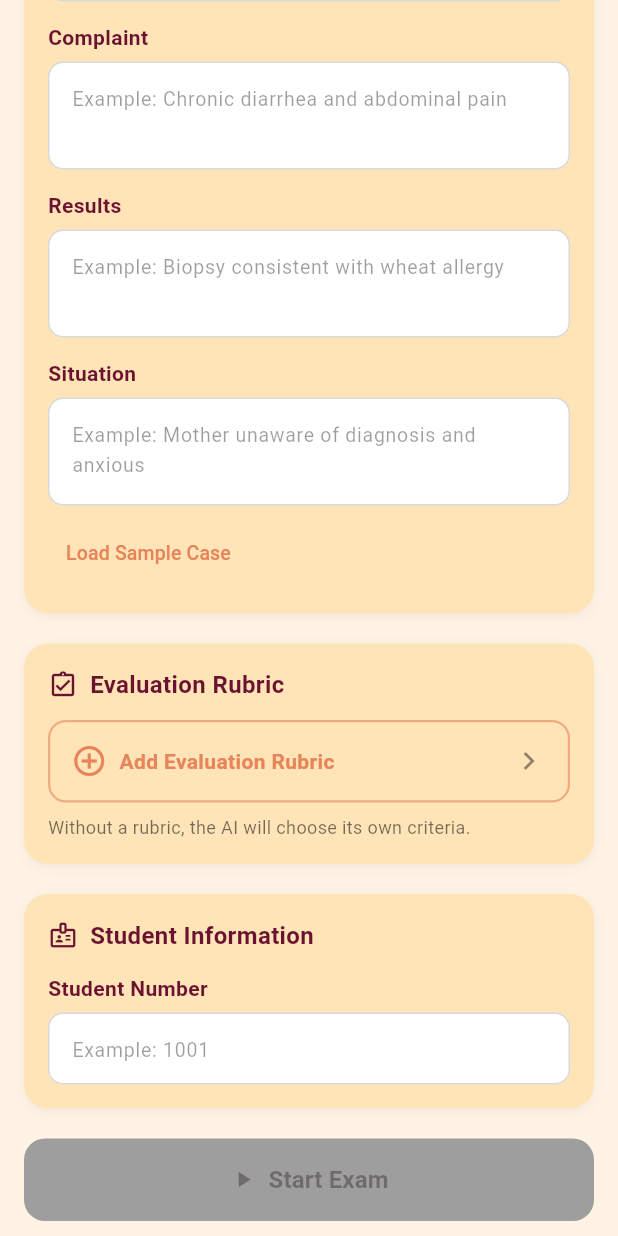
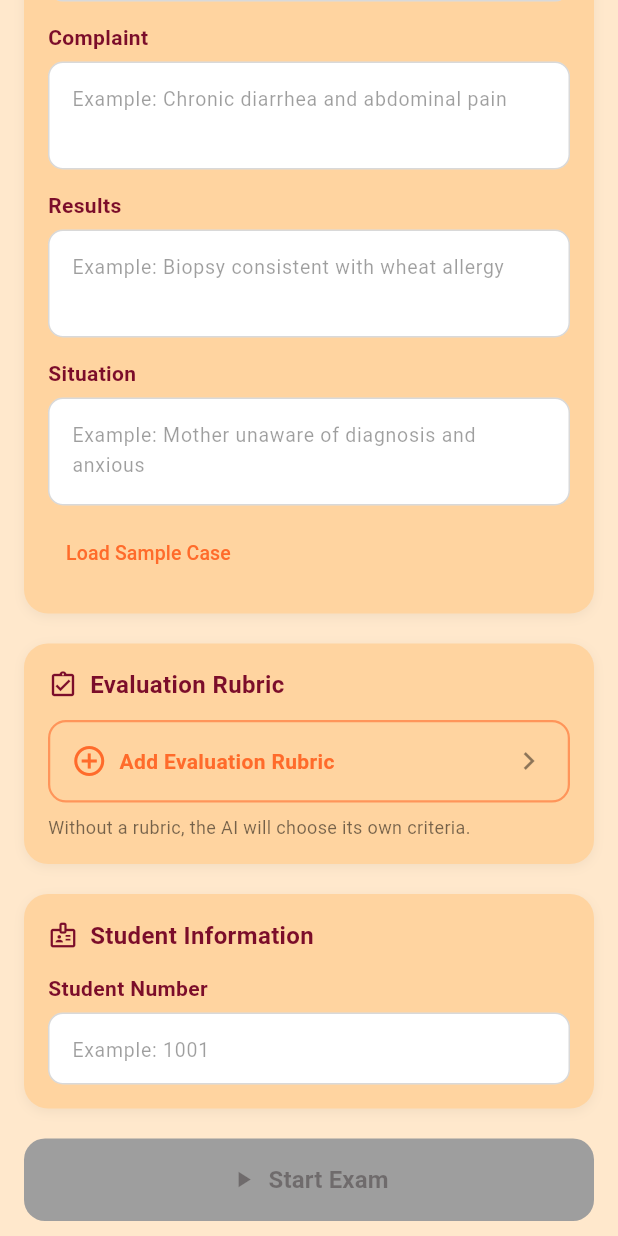
Before and after one commit to SadeemR/osce-flutter-app, a Flutter app: the screen it shows after launch, scrolled down 576 dp, on a phone screen of 412 x 824 dp. Run offline on Flutter 3.47's test engine with Material 3 defaults, Android fonts, the phone set to English and light mode, and no system bars; our stand-ins replace file_picker, google_fonts, share_plus, shared_preferences; missing offline and left inert: syncfusion_flutter_pdf; Roboto replaces fonts that are missing (Ibm Plex Sans Arabic).

Commit message:
fix: much more vivid and saturated color palette

```diff
--- a/lib/theme/app_theme.dart
+++ b/lib/theme/app_theme.dart
@@ -2,36 +2,36 @@ import 'package:flutter/material.dart';
 
 class AppColors {
   // اللوحة الأساسية
-  static const burgundy = Color(0xFF6B1230); // 0.42, 0.10, 0.19
-  static const burgundyLight = Color(0xFF8C2040); // 0.55, 0.13, 0.25
-  static const burgundyMid = Color(0xFFBF384F); // 0.75, 0.22, 0.31
-  static const apricot = Color(0xFFE88459); // 0.91, 0.52, 0.35
-  static const apricotLight = Color(0xFFFAB87A);
-  static const apricotPale = Color(0xFFFFE0C0);
+  static const burgundy = Color(0xFF7B0D2A);
+  static const burgundyLight = Color(0xFFA01535);
+  static const burgundyMid = Color(0xFFD42B4A);
+  static const apricot = Color(0xFFFF6B2B);
+  static const apricotLight = Color(0xFFFF9A55);
+  static const apricotPale = Color(0xFFFFCC99);
 
   static const brandPrimary = burgundy;
   static const brandAccent = apricot;
   static const brandSurface = apricotPale;
 
   // خلفيات
-  static const burgundyBackground = Color(0xFFEDD0D8);
-  static const offWhiteCream = Color(0xFFFFF3E6);
-  static const cardCream = Color(0xFFFFE4B8);
+  static const burgundyBackground = Color(0xFFFFCCD8);
+  static const offWhiteCream = Color(0xFFFFE8CC);
+  static const cardCream = Color(0xFFFFD4A0);
 
   static const heroGradient = LinearGradient(
     begin: Alignment.topLeft,
     end: Alignment.bottomRight,
     colors: [
-      Color(0xFF3D0D1A), // 0.24, 0.05, 0.10
-      Color(0xFF6B1226), // 0.42, 0.07, 0.15
-      Color(0xFF922140), // 0.57, 0.13, 0.25
-      Color(0xFFC75747), // 0.78, 0.34, 0.28
-      Color(0xFFE88459), // 0.91, 0.52, 0.35
+      Color(0xFF2D0510),
+      Color(0xFF7B0D2A),
+      Color(0xFFB01F3A),
+      Color(0xFFD94030),
+      Color(0xFFFF6B2B),
     ],
   );
 
-  static const ratingGreen = Color(0xFF2E9E5B);
+  static const ratingGreen = Color(0xFF1E8C4A);
   static const ratingBlue = brandPrimary;
   static const ratingOrange = apricot;
-  static const ratingRed = Color(0xFFC0392B);
+  static const ratingRed = Color(0xFFCC1A1A);
 }
```
